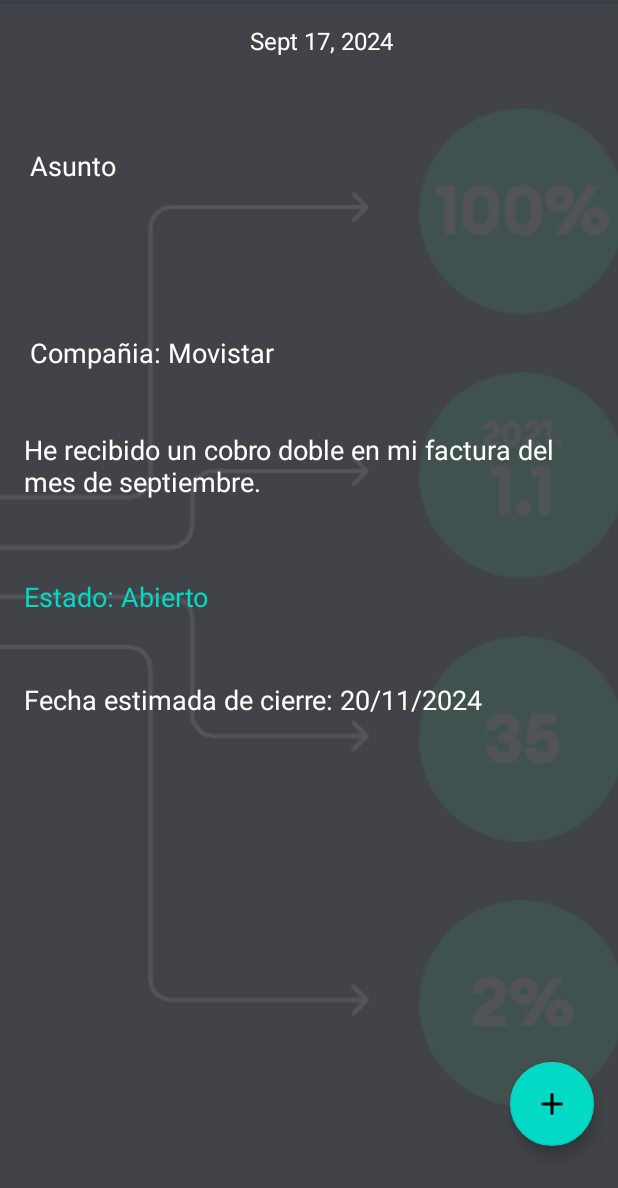
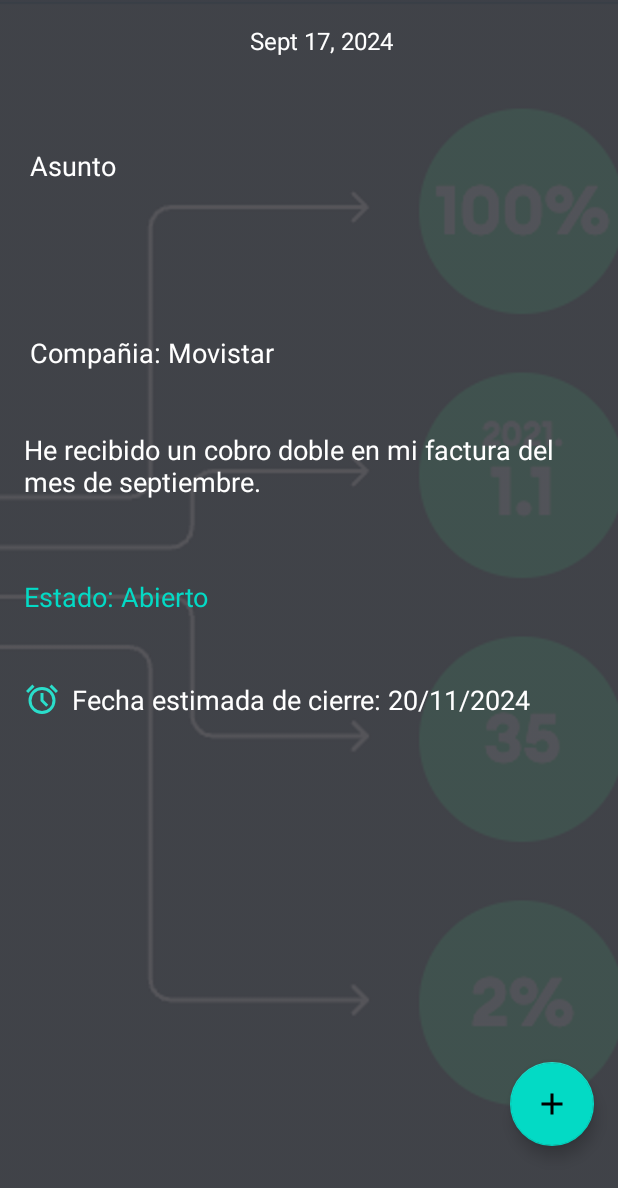
Before and after one commit to robertoamin/ABCallApp, an Android app: the layout fragment_detalle_pqr.xml on its own in the app's theme, with its tools: preview values and no code run, on a phone screen of 412 x 824 dp. Shown: the top 1188 px of the screen. Run offline under Robolectric (Android 15) with nearby library versions, the phone set to English and light mode, and no system bars.

Commit message:
se agrega un icono

```diff
--- a/app/src/main/res/layout/fragment_detalle_pqr.xml
+++ b/app/src/main/res/layout/fragment_detalle_pqr.xml
@@ -97,6 +97,8 @@
         android:layout_height="wrap_content"
         android:layout_marginStart="16dp"
         android:layout_marginTop="44dp"
+        android:drawableStart="@drawable/alarm_24px"
+        android:drawablePadding="8dp"
         android:text="Fecha estimada de cierre: 20/11/2024"
         android:textColor="@color/white"
         android:textSize="18sp"
```
